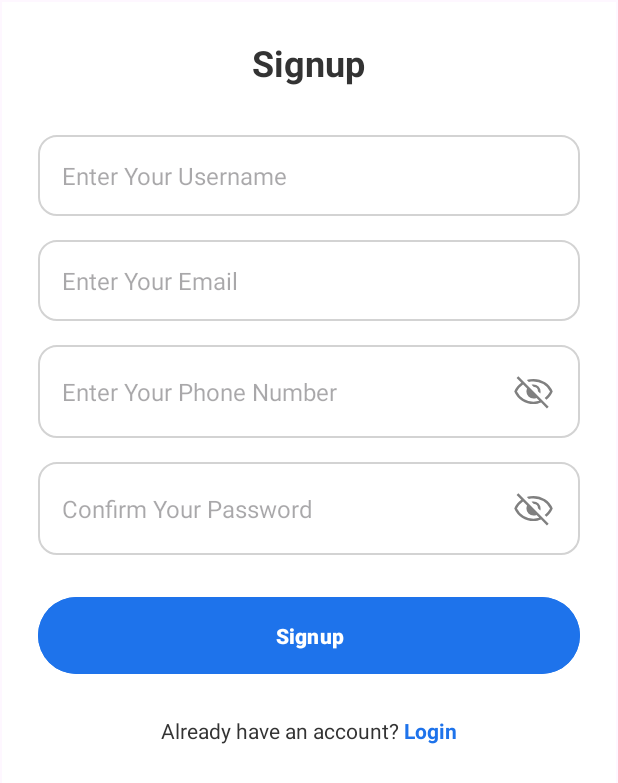
After one commit to Omaar-Mohamed/FlowTech-test, an Android app: the RegistrationFragment screen opened through its navigation route, on a phone screen of 412 x 824 dp. The commit adds this screen. Shown: the top 783 px of the screen. Run offline under Robolectric (Android 15) with nearby library versions, the phone set to English and light mode, and no system bars.

Commit message:
regestration and vlidation ui

```diff
--- /dev/null
+++ b/app/src/main/java/com/example/flowtechticstest/LoginFragment.kt
@@ -0,0 +1,58 @@
+package com.example.flowtechticstest
+
+import android.os.Bundle
+import android.text.InputType
+import androidx.fragment.app.Fragment
+import android.view.LayoutInflater
+import android.view.MotionEvent
+import android.view.View
+import android.view.ViewGroup
+import androidx.navigation.fragment.findNavController
+import com.example.flowtechticstest.databinding.FragmentLoginBinding
+
+class LoginFragment : Fragment() {
+
+    private lateinit var binding: FragmentLoginBinding
+    private var isPasswordVisible: Boolean = false
+
+    override fun onCreateView(
+        inflater: LayoutInflater, container: ViewGroup?,
+        savedInstanceState: Bundle?
+    ): View? {
+        // Inflate the layout for this fragment
+        binding = FragmentLoginBinding.inflate(inflater, container, false)
+        return binding.root
+    }
+
+    override fun onViewCreated(view: View, savedInstanceState: Bundle?) {
+        super.onViewCreated(view, savedInstanceState)
+
+        binding.tvLogin.setOnClickListener {
+            findNavController().navigate(R.id.action_loginFragment_to_regestration)
+        }
+
+        // Handle the toggle of password visibility
+        binding.loginPassword.setOnTouchListener { _, event ->
+            if (event.action == MotionEvent.ACTION_UP) {
+                // Check if the touch is on the drawableEnd (right side)
+                if (event.rawX >= (binding.loginPassword.right - binding.loginPassword.compoundDrawables[2].bounds.width())) {
+                    togglePasswordVisibility()
+                    return@setOnTouchListener true
+                }
+            }
+            false
+        }
+    }
+
+    private fun togglePasswordVisibility() {
+        if (isPasswordVisible) {
+            binding.loginPassword.inputType = InputType.TYPE_CLASS_TEXT or InputType.TYPE_TEXT_VARIATION_PASSWORD
+            binding.loginPassword.setCompoundDrawablesWithIntrinsicBounds(0, 0, R.drawable.visibility_off, 0)
+        } else {
+            binding.loginPassword.inputType = InputType.TYPE_CLASS_TEXT or InputType.TYPE_TEXT_VARIATION_VISIBLE_PASSWORD
+            binding.loginPassword.setCompoundDrawablesWithIntrinsicBounds(0, 0, R.drawable.visibilit, 0)
+        }
+        binding.loginPassword.setSelection(binding.loginPassword.text.length)
+        isPasswordVisible = !isPasswordVisible
+    }
+}
--- /dev/null
+++ b/app/src/main/res/drawable/edit_text_background.xml
@@ -0,0 +1,22 @@
+<?xml version="1.0" encoding="utf-8"?>
+<shape xmlns:android="http://schemas.android.com/apk/res/android"
+    android:shape="rectangle">
+
+    <!-- Set the corner radius -->
+    <corners android:radius="12dp"/>
+
+    <!-- Set the border color and width -->
+    <stroke
+        android:width="1dp"
+        android:color="#D3D3D3"/>
+
+    <!-- Set the background color -->
+    <solid android:color="#FFFFFF"/>
+
+    <!-- Set padding if necessary -->
+    <padding
+        android:left="10dp"
+        android:top="10dp"
+        android:right="10dp"
+        android:bottom="10dp"/>
+</shape>
--- /dev/null
+++ b/app/src/main/res/drawable/visibilit.xml
@@ -0,0 +1,9 @@
+<vector xmlns:android="http://schemas.android.com/apk/res/android"
+    android:width="30dp"
+    android:height="30dp"
+    android:viewportWidth="960"
+    android:viewportHeight="960">
+  <path
+      android:pathData="M480.09,631.08q62.99,0 106.99,-44.09 44,-44.09 44,-107.08 0,-62.99 -44.09,-106.99 -44.09,-44 -107.08,-44 -62.99,0 -106.99,44.09 -44,44.09 -44,107.08 0,62.99 44.09,106.99 44.09,44 107.08,44ZM480,576q-40,0 -68,-28t-28,-68q0,-40 28,-68t68,-28q40,0 68,28t28,68q0,40 -28,68t-68,28ZM480.05,748q-134.57,0 -245.23,-73.12Q124.16,601.77 69.54,480q54.62,-121.77 165.22,-194.88Q345.37,212 479.95,212q134.57,0 245.23,73.12Q835.84,358.23 890.46,480q-54.62,121.77 -165.22,194.88Q614.63,748 480.05,748ZM480,480ZM480,696q112,0 207,-58t146,-158q-51,-100 -146,-158t-207,-58q-112,0 -207,58T127,480q51,100 146,158t207,58Z"
+      android:fillColor="#808080"/>
+</vector>
--- /dev/null
+++ b/app/src/main/res/drawable/visibility_off.xml
@@ -0,0 +1,9 @@
+<vector xmlns:android="http://schemas.android.com/apk/res/android"
+    android:width="30dp"
+    android:height="30dp"
+    android:viewportWidth="960"
+    android:viewportHeight="960">
+  <path
+      android:pathData="M623.92,521.92 L575,473q4,-40.69 -24.35,-66.85Q522.31,380 487,384l-48.92,-48.92q9.54,-3.08 20.27,-4.62t21.65,-1.54q63.08,0 107.08,44t44,107.08q0,10.92 -1.54,22.04 -1.54,11.11 -5.62,19.88ZM756.15,653.38L718,616q36,-28 65.5,-61.5T833,480q-49,-101 -144.5,-158.5T480,264q-26,0 -51,3t-49,10l-42.61,-42.61q34.92,-13.08 70.96,-17.73Q444.39,212 480,212q132.61,0 246.11,71.54T890.46,480q-21.23,51.61 -55.42,94.08 -34.2,42.46 -78.89,79.3ZM766.46,840.77L642.62,716.15q-33.77,14.39 -75.2,23.12Q526,748 480,748q-133,0 -246.11,-71.54Q120.77,604.92 69.54,480q23.15,-57 62.23,-104.38 39.08,-47.39 88.23,-83.08l-100.77,-100 37.16,-37.15 647.22,648.22 -37.15,37.16ZM257.16,330.69q-37.7,27.23 -73.66,65.16Q147.54,433.77 127,480q49,101 144.5,158.5T480,696q33.31,0 66.39,-5.62 33.07,-5.61 56.92,-13.53L543.69,618q-13.23,6.15 -30.69,9.61 -17.46,3.47 -33,3.47 -63.08,0 -107.08,-44t-44,-107.08q0,-15.15 4.47,-32.42 4.46,-17.27 8.61,-31.27l-84.84,-85.62ZM528,432ZM451.23,518.77Z"
+      android:fillColor="#808080"/>
+</vector>
--- a/app/src/main/res/layout/activity_main.xml
+++ b/app/src/main/res/layout/activity_main.xml
@@ -7,13 +7,19 @@
     android:layout_height="match_parent"
     tools:context=".MainActivity">
 
-    <TextView
-        android:layout_width="wrap_content"
-        android:layout_height="wrap_content"
-        android:text="Hello World!"
+    <androidx.fragment.app.FragmentContainerView
+        android:id="@+id/fragmentContainerView"
+        android:name="androidx.navigation.fragment.NavHostFragment"
+        android:layout_width="match_parent"
+        android:layout_height="match_parent"
+        android:layout_marginStart="1dp"
+        android:layout_marginTop="1dp"
+        android:layout_marginEnd="1dp"
+        android:layout_marginBottom="1dp"
+        app:defaultNavHost="true"
         app:layout_constraintBottom_toBottomOf="parent"
         app:layout_constraintEnd_toEndOf="parent"
         app:layout_constraintStart_toStartOf="parent"
-        app:layout_constraintTop_toTopOf="parent" />
-
+        app:layout_constraintTop_toTopOf="parent"
+        app:navGraph="@navigation/nav_graph" />
 </androidx.constraintlayout.widget.ConstraintLayout>
--- /dev/null
+++ b/app/src/main/res/layout/fragment_regestration.xml
@@ -0,0 +1,108 @@
+<?xml version="1.0" encoding="utf-8"?>
+<LinearLayout
+    xmlns:android="http://schemas.android.com/apk/res/android"
+    xmlns:tools="http://schemas.android.com/tools"
+    android:layout_width="match_parent"
+    android:layout_height="match_parent"
+    android:orientation="vertical"
+    android:padding="24dp"
+    android:background="#FFFFFF"
+   >
+
+    <!-- Title -->
+    <TextView
+        android:id="@+id/tv_signup_title"
+        android:layout_width="wrap_content"
+        android:layout_height="wrap_content"
+        android:layout_gravity="center_horizontal"
+        android:text="Signup"
+        android:textColor="#333333"
+        android:textSize="24sp"
+        android:textStyle="bold"
+        android:layout_marginBottom="32dp"/>
+
+    <!-- Username Input -->
+    <EditText
+        android:id="@+id/et_username"
+        android:layout_width="match_parent"
+        android:layout_height="wrap_content"
+        android:hint="Enter Your Username"
+        android:padding="16dp"
+        android:background="@drawable/edit_text_background"
+        android:textColor="#333333"
+        android:textSize="16sp"
+        android:layout_marginBottom="16dp"/>
+
+    <!-- Email Input -->
+    <EditText
+        android:id="@+id/et_email"
+        android:layout_width="match_parent"
+        android:layout_height="wrap_content"
+        android:hint="Enter Your Email"
+        android:padding="16dp"
+        android:background="@drawable/edit_text_background"
+        android:textColor="#333333"
+        android:textSize="16sp"
+        android:layout_marginBottom="16dp"/>
+
+
+    <EditText
+        android:id="@+id/et_Password"
+        android:layout_width="match_parent"
+        android:layout_height="wrap_content"
+        android:hint="Enter Your Phone Number"
+        android:padding="16dp"
+        android:background="@drawable/edit_text_background"
+        android:textColor="#333333"
+        android:textSize="16sp"
+        android:inputType="textPassword"
+        android:layout_marginBottom="16dp"
+        android:drawableEnd="@drawable/visibility_off"/>
+    <EditText
+        android:id="@+id/et_confirm_password"
+        android:layout_width="match_parent"
+        android:layout_height="wrap_content"
+        android:hint="Confirm Your Password"
+        android:padding="16dp"
+        android:background="@drawable/edit_text_background"
+        android:textColor="#333333"
+        android:textSize="16sp"
+        android:inputType="textPassword"
+        android:drawablePadding="10dp"
+        android:layout_marginBottom="24dp"
+        android:drawableEnd="@drawable/visibility_off"/>
+    <Button
+        android:id="@+id/btn_signup"
+        android:layout_width="match_parent"
+        android:layout_height="wrap_content"
+        android:text="Signup"
+        android:textColor="#FFFFFF"
+        android:textStyle="bold"
+        android:backgroundTint="#1E73EB"
+        android:padding="16dp"
+        android:layout_marginBottom="24dp"/>
+
+    <LinearLayout
+        android:layout_width="wrap_content"
+        android:layout_height="wrap_content"
+        android:layout_gravity="center_horizontal"
+        android:orientation="horizontal">
+
+        <TextView
+            android:id="@+id/tv_already_have_account"
+            android:layout_width="wrap_content"
+            android:layout_height="wrap_content"
+            android:text="Already have an account?"
+            android:textColor="#333333"
+            android:textSize="14sp"/>
+
+        <TextView
+            android:id="@+id/tv_login"
+            android:layout_width="wrap_content"
+            android:layout_height="wrap_content"
+            android:text=" Login"
+            android:textColor="#1E73EB"
+            android:textStyle="bold"
+            android:textSize="14sp"/>
+    </LinearLayout>
+</LinearLayout>
--- /dev/null
+++ b/app/src/main/res/navigation/nav_graph.xml
@@ -0,0 +1,38 @@
+<?xml version="1.0" encoding="utf-8"?>
+<navigation xmlns:android="http://schemas.android.com/apk/res/android"
+    xmlns:app="http://schemas.android.com/apk/res-auto"
+    xmlns:tools="http://schemas.android.com/tools"
+    android:id="@+id/nav_graph"
+    app:startDestination="@id/loginFragment">
+
+    <fragment
+        android:id="@+id/registrationFragment"
+        android:name="com.example.flowtechticstest.RegistrationFragment"
+        android:label="fragment_regestration"
+        tools:layout="@layout/fragment_regestration" >
+        <action
+            android:id="@+id/action_regestration_to_loginFragment"
+            app:destination="@id/loginFragment" />
+    </fragment>
+    <fragment
+        android:id="@+id/homeFragment"
+        android:name="com.example.flowtechticstest.HomeFragment"
+        android:label="fragment_home"
+        tools:layout="@layout/fragment_home" >
+        <action
+            android:id="@+id/action_homeFragment_to_loginFragment"
+            app:destination="@id/loginFragment" />
+    </fragment>
+    <fragment
+        android:id="@+id/loginFragment"
+        android:name="com.example.flowtechticstest.LoginFragment"
+        android:label="fragment_login"
+        tools:layout="@layout/fragment_login" >
+        <action
+            android:id="@+id/action_loginFragment_to_regestration"
+            app:destination="@id/registrationFragment" />
+        <action
+            android:id="@+id/action_loginFragment_to_homeFragment"
+            app:destination="@id/homeFragment" />
+    </fragment>
+</navigation>
--- a/app/src/main/res/values/strings.xml
+++ b/app/src/main/res/values/strings.xml
@@ -1,3 +1,5 @@
 <resources>
     <string name="app_name">FlowTechticsTest</string>
+    <!-- TODO: Remove or change this placeholder text -->
+    <string name="hello_blank_fragment">Hello blank fragment</string>
 </resources>
```
Also changed, not shown: app/build.gradle.kts (+44 -8 lines), app/src/main/java/com/example/flowtechticstest/HomeFragment.kt (added, +59 -0 lines), app/src/main/java/com/example/flowtechticstest/RegistrationFragment.kt (added, +140 -0 lines), app/src/main/res/layout/fragment_home.xml (added, +14 -0 lines), app/src/main/res/layout/fragment_login.xml (added, +99 -0 lines).
